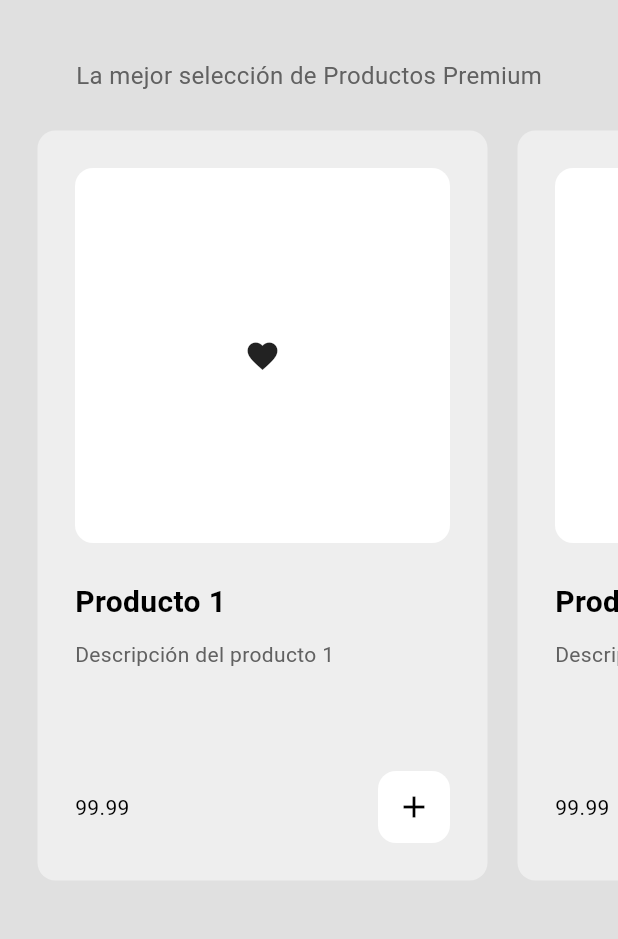
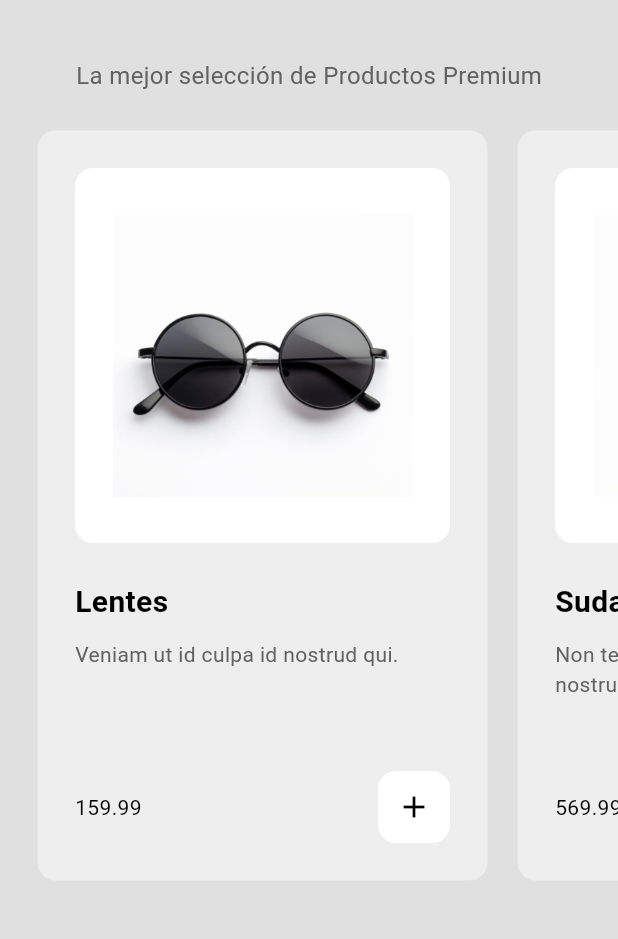
Before and after one commit to XamalionDev71/e401_ecommerce, a Flutter app: the ShopPage screen opened by its route, on a phone screen of 412 x 824 dp, the part 63-1002 px from its top. Run offline on Flutter 3.47's test engine with Material 3 defaults, Android fonts, the phone set to English and light mode, and no system bars.

Commit message:
commit3 20May2025

```diff
--- a/lib/components/mi_tarjeta_producto.dart
+++ b/lib/components/mi_tarjeta_producto.dart
@@ -60,7 +60,7 @@ class MiTarjetaProducto extends StatelessWidget {
                   ),
                   width: double.infinity,
                   padding: EdgeInsets.all(25),
-                  child: Icon(Icons.favorite),
+                  child: Image.asset(producto.rutaImagen),
                 ),
               ),
               SizedBox(height: 25),
--- a/lib/models/tienda.dart
+++ b/lib/models/tienda.dart
@@ -5,28 +5,28 @@ class Tienda extends ChangeNotifier {
   //Lista de productos
   final List<Producto> _tienda = [
     Producto(
-      nombre: 'Producto 1',
-      precio: 99.99,
-      descripcion: 'Descripción del producto 1',
-      rutaImagen: '',
+      nombre: 'Lentes',
+      precio: 159.99,
+      descripcion: 'Veniam ut id culpa id nostrud qui.',
+      rutaImagen: 'assets/glasses.png',
     ),
     Producto(
-      nombre: 'Producto 2',
-      precio: 99.99,
-      descripcion: 'Descripción del producto 2',
-      rutaImagen: '',
+      nombre: 'Sudadera',
+      precio: 569.99,
+      descripcion: 'Non tempor occaecat sint duis nostrud magna proident.',
+      rutaImagen: 'assets/hoodie.png',
     ),
     Producto(
-      nombre: 'Producto 3',
-      precio: 99.99,
-      descripcion: 'Descripción del producto 3',
-      rutaImagen: '',
+      nombre: 'Reloj',
+      precio: 2349.29,
+      descripcion: 'Cupidatat commodo officia aute aliqua velit mollit proident aute anim.',
+      rutaImagen: 'assets/watch.png',
     ),
     Producto(
-      nombre: 'Producto 4',
-      precio: 99.99,
-      descripcion: 'Descripción del producto 4',
-      rutaImagen: '',
+      nombre: 'Tenis',
+      precio: 8999.99,
+      descripcion: 'Do eiusmod consequat ipsum nulla reprehenderit eiusmod anim dolor dolor cillum aliqua enim.',
+      rutaImagen: 'assets/shoes.png',
     ),
   ];
 
--- a/pubspec.yaml
+++ b/pubspec.yaml
@@ -18,3 +18,5 @@ dev_dependencies:
 
 flutter:
   uses-material-design: true
+  assets:
+    - assets/
```
Also changed, not shown: assets/glasses.png (added), assets/hoodie.png (added), assets/shoes.png (added), assets/watch.png (added).
